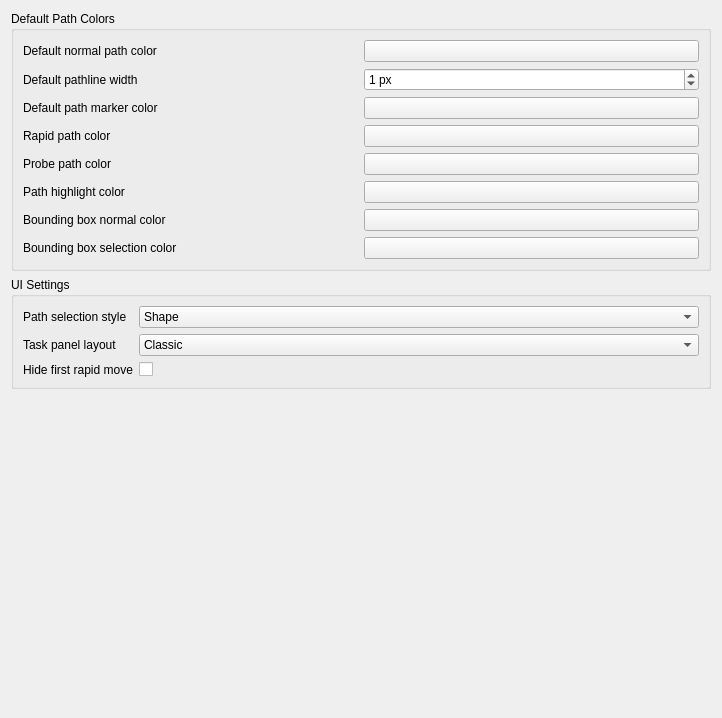
Old version of the form src/Mod/CAM/Gui/DlgSettingsPathColor.ui in the repository Connor9220/FreeCAD.
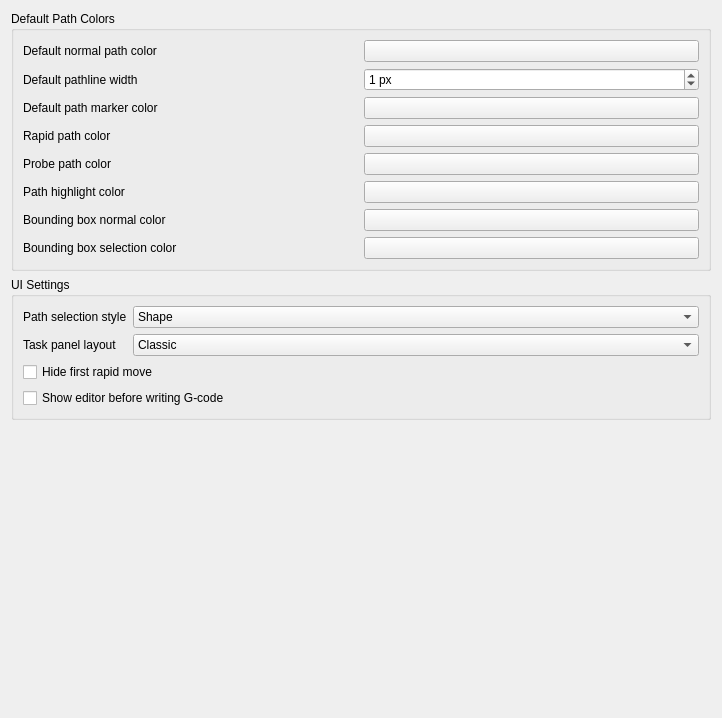
New version of the form. Custom widgets are drawn as their Qt base class.

Diff of the .ui file:
```diff
--- a/src/Mod/CAM/Gui/DlgSettingsPathColor.ui
+++ b/src/Mod/CAM/Gui/DlgSettingsPathColor.ui
@@ -398,23 +398,13 @@
         </item>
        </widget>
       </item>
-      <item row="2" column="0">
-       <widget class="QLabel" name="label_13">
-        <property name="text">
-         <string>Hide first rapid move</string>
-        </property>
-       </widget>
-      </item>
-      <item row="2" column="1">
+      <item row="2" column="0" colspan="2">
        <widget class="Gui::PrefCheckBox" name="HideFirstRapid">
         <property name="toolTip">
          <string>Hide the initial rapid move in path visualization by setting the start index to the first feed move</string>
         </property>
         <property name="text">
-         <string/>
-        </property>
-        <property name="checked">
-         <bool>false</bool>
+         <string>Hide first rapid move</string>
         </property>
         <property name="prefEntry" stdset="0">
          <cstring>HideFirstRapid</cstring>
@@ -424,6 +414,22 @@
         </property>
        </widget>
       </item>
+      <item row="3" column="0" colspan="2">
+       <widget class="Gui::PrefCheckBox" name="PostProcessorShowEditor">
+        <property name="toolTip">
+         <string>Pop up the G-code editor for review and editing before writing the output file</string>
+        </property>
+        <property name="text">
+         <string>Show editor before writing G-code</string>
+        </property>
+        <property name="prefEntry" stdset="0">
+         <cstring>PostProcessorShowEditor</cstring>
+        </property>
+        <property name="prefPath" stdset="0">
+         <cstring>Mod/CAM</cstring>
+        </property>
+       </widget>
+      </item>
      </layout>
     </widget>
    </item>
```
